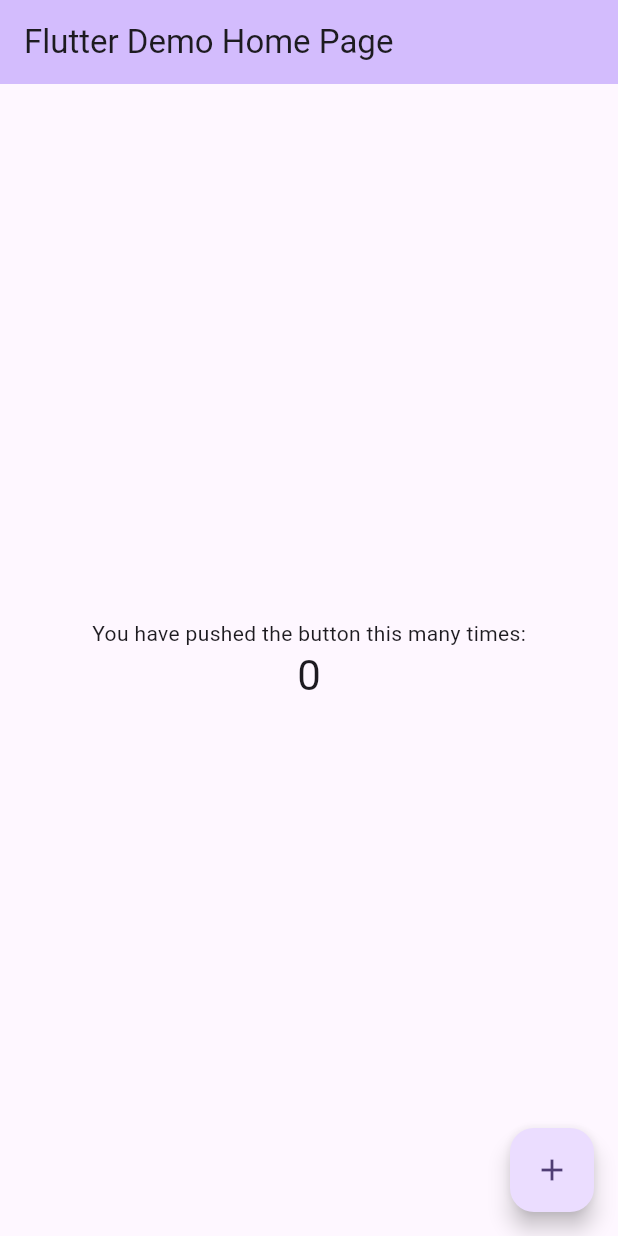
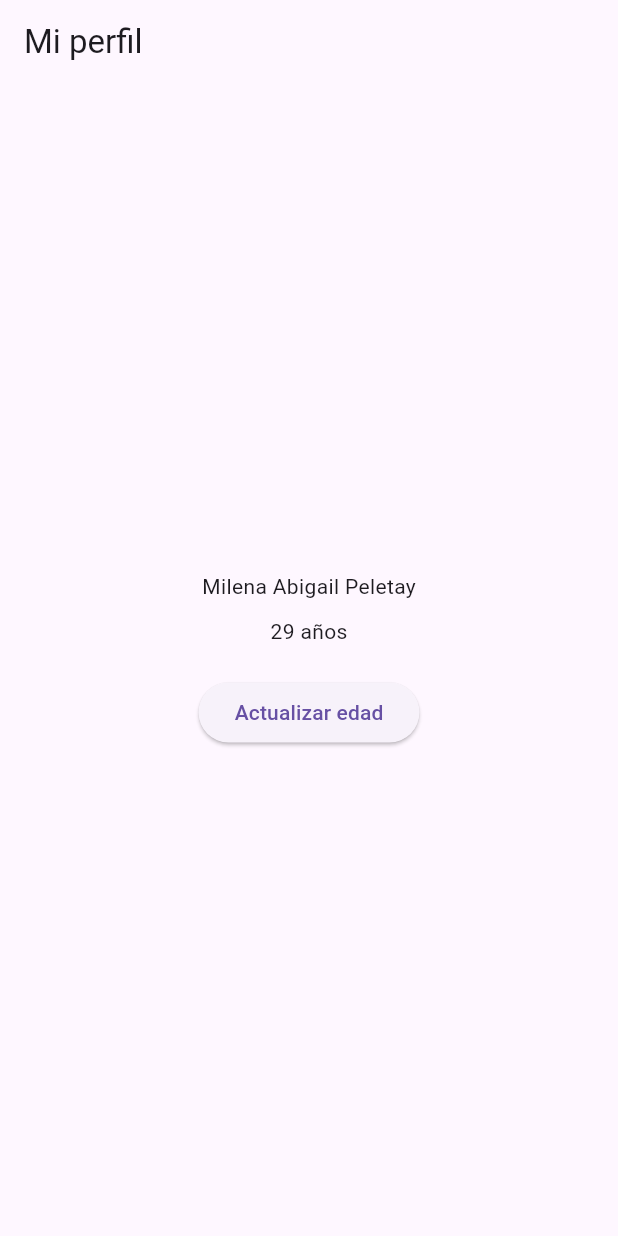
Before and after one commit to milena-dev-code/quinto_tp_progr2, a Flutter app: the screen it shows after launch, on a phone screen of 412 x 824 dp. Run offline on Flutter 3.47's test engine with Material 3 defaults, Android fonts, the phone set to English and light mode, and no system bars.

Commit message:
subiendo resolucion de ej3 a rama ejercicio3, se modifica archivo main.dart

```diff
--- a/lib/main.dart
+++ b/lib/main.dart
@@ -1,3 +1,17 @@
+/*
+3) Información personal
+Consigna:
+Crear una app con:
+• AppBar con el título "Mi Perfil".
+• En el body, usar un Column para mostrar:
+• Tu nombre en un Text.
+• Tu edad en otro Text.
+• Un botón que diga "Actualizar edad" que, al presionarse, aumente en 1 la edad
+mostrada.
+Objetivo del ejercicio:
+Practicar el uso de estado (con setState) para actualizar datos en pantalla.
+ */
+
 import 'package:flutter/material.dart';
 
 void main() {
@@ -7,119 +21,57 @@
 class MyApp extends StatelessWidget {
   const MyApp({super.key});
 
-  // This widget is the root of your application.
   @override
   Widget build(BuildContext context) {
-    return MaterialApp(
-      title: 'Flutter Demo',
-      theme: ThemeData(
-        // This is the theme of your application.
-        //
-        // TRY THIS: Try running your application with "flutter run". You'll see
-        // the application has a purple toolbar. Then, without quitting the app,
-        // try changing the seedColor in the colorScheme below to Colors.green
-        // and then invoke "hot reload" (save your changes or press the "hot
-        // reload" button in a Flutter-supported IDE, or press "r" if you used
-        // the command line to start the app).
-        //
-        // Notice that the counter didn't reset back to zero; the application
-        // state is not lost during the reload. To reset the state, use hot
-        // restart instead.
-        //
-        // This works for code too, not just values: Most code changes can be
-        // tested with just a hot reload.
-        colorScheme: ColorScheme.fromSeed(seedColor: Colors.deepPurple),
-        useMaterial3: true,
-      ),
-      home: const MyHomePage(title: 'Flutter Demo Home Page'),
+    return const MaterialApp(
+      title: "Mi Perfil",
+      home: MiPerfil(),
     );
   }
 }
 
-class MyHomePage extends StatefulWidget {
-  const MyHomePage({super.key, required this.title});
-
-  // This widget is the home page of your application. It is stateful, meaning
-  // that it has a State object (defined below) that contains fields that affect
-  // how it looks.
-
-  // This class is the configuration for the state. It holds the values (in this
-  // case the title) provided by the parent (in this case the App widget) and
-  // used by the build method of the State. Fields in a Widget subclass are
-  // always marked "final".
-
-  final String title;
+class MiPerfil extends StatefulWidget {
+  const MiPerfil({super.key});
 
   @override
-  State<MyHomePage> createState() => _MyHomePageState();
+  State<MiPerfil> createState() => _MiPerfilState();
 }
 
-class _MyHomePageState extends State<MyHomePage> {
-  int _counter = 0;
+class _MiPerfilState extends State<MiPerfil> {
+  int _edad = 29;
 
-  void _incrementCounter() {
+  // para incrementar la edad al resionar el boton
+  void _actualizarEdad() {
     setState(() {
-      // This call to setState tells the Flutter framework that something has
-      // changed in this State, which causes it to rerun the build method below
-      // so that the display can reflect the updated values. If we changed
-      // _counter without calling setState(), then the build method would not be
-      // called again, and so nothing would appear to happen.
-      _counter++;
+      _edad++;
     });
   }
 
   @override
   Widget build(BuildContext context) {
-    // This method is rerun every time setState is called, for instance as done
-    // by the _incrementCounter method above.
-    //
-    // The Flutter framework has been optimized to make rerunning build methods
-    // fast, so that you can just rebuild anything that needs updating rather
-    // than having to individually change instances of widgets.
     return Scaffold(
       appBar: AppBar(
-        // TRY THIS: Try changing the color here to a specific color (to
-        // Colors.amber, perhaps?) and trigger a hot reload to see the AppBar
-        // change color while the other colors stay the same.
-        backgroundColor: Theme.of(context).colorScheme.inversePrimary,
-        // Here we take the value from the MyHomePage object that was created by
-        // the App.build method, and use it to set our appbar title.
-        title: Text(widget.title),
+        title: const Text("Mi perfil"), //cambiamos el titulo del appbar
       ),
       body: Center(
-        // Center is a layout widget. It takes a single child and positions it
-        // in the middle of the parent.
         child: Column(
-          // Column is also a layout widget. It takes a list of children and
-          // arranges them vertically. By default, it sizes itself to fit its
-          // children horizontally, and tries to be as tall as its parent.
-          //
-          // Column has various properties to control how it sizes itself and
-          // how it positions its children. Here we use mainAxisAlignment to
-          // center the children vertically; the main axis here is the vertical
-          // axis because Columns are vertical (the cross axis would be
-          // horizontal).
-          //
-          // TRY THIS: Invoke "debug painting" (choose the "Toggle Debug Paint"
-          // action in the IDE, or press "p" in the console), to see the
-          // wireframe for each widget.
           mainAxisAlignment: MainAxisAlignment.center,
-          children: <Widget>[
-            const Text(
-              'You have pushed the button this many times:',
+          children: [
+            Text( //primer elemento texto nombre
+              "Milena Abigail Peletay",
             ),
-            Text(
-              '$_counter',
-              style: Theme.of(context).textTheme.headlineMedium,
+            const SizedBox(height: 10), //segundo elemento espacio
+            Text( //tercer elemento texto dinamico con edad
+              "$_edad años",
+            ),
+            const SizedBox(height: 20), //cuarto elemento espacio
+            ElevatedButton( //quinto elemento boton
+              onPressed: _actualizarEdad,
+              child: const Text("Actualizar edad"),
             ),
           ],
         ),
       ),
-      floatingActionButton: FloatingActionButton(
-        onPressed: _incrementCounter,
-        tooltip: 'Increment',
-        child: const Icon(Icons.add),
-      ), // This trailing comma makes auto-formatting nicer for build methods.
     );
   }
 }
```
